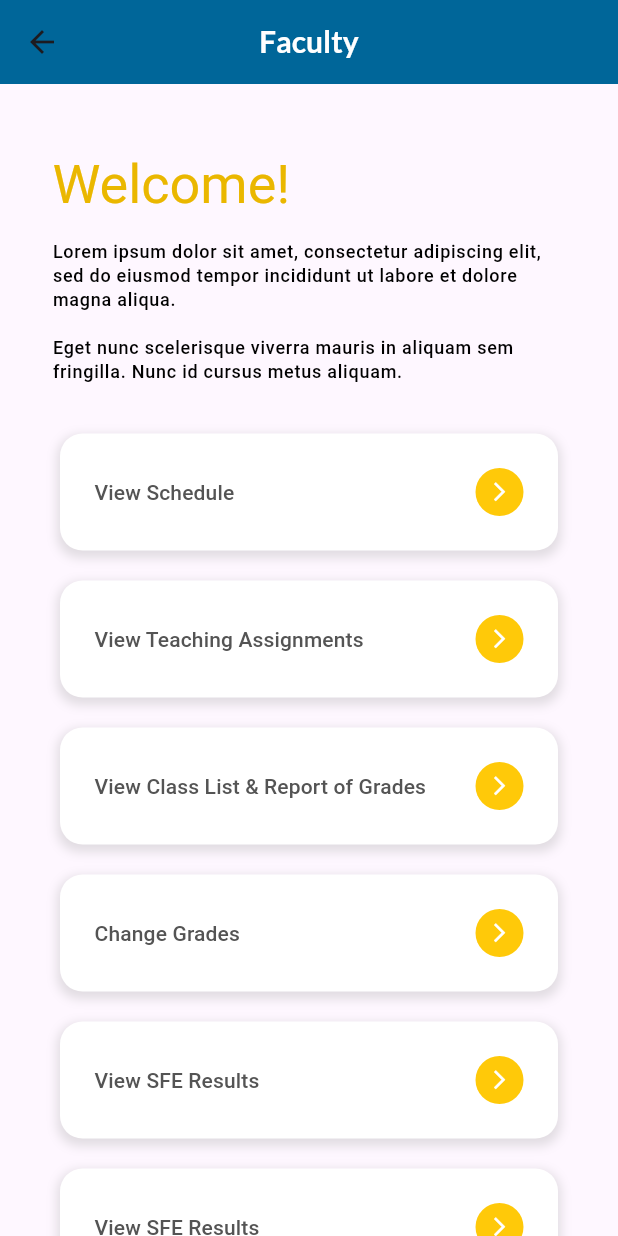
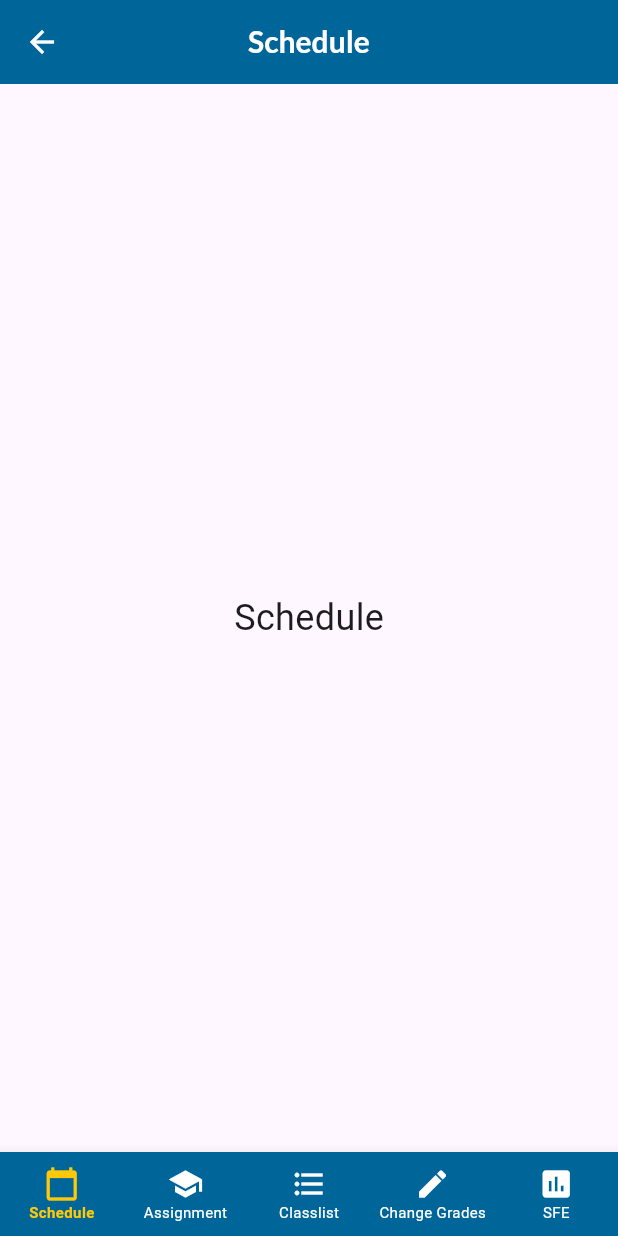
Before and after one commit to JustLiwag/plm-app-faculty-admin, a Flutter app: the OnBoardingFaculty screen opened directly, after a tap on "View Schedule", on a phone screen of 412 x 824 dp. Run offline on Flutter 3.47's test engine with Material 3 defaults, Android fonts, the phone set to English and light mode, and no system bars.

Commit message:
[refactor]

```diff
--- /dev/null
+++ b/lib/bottom_navigation.dart
@@ -0,0 +1,53 @@
+import 'package:flutter/material.dart';
+import 'package:mysample/utils/app_styles.dart';
+
+class BottomNavigation extends StatelessWidget {
+  final int currentIndex;
+  final Function(int) onTap;
+
+  BottomNavigation({required this.currentIndex, required this.onTap});
+
+  @override
+  Widget build(BuildContext context) {
+    return Theme(
+      data: Theme.of(context).copyWith(
+        canvasColor: AppTheme.baseBlue,
+      ),
+      child: BottomNavigationBar(
+        currentIndex: currentIndex,
+        selectedItemColor: AppTheme.accentGold,
+        unselectedItemColor: AppTheme.basewhite,
+        onTap: onTap,
+        type: BottomNavigationBarType.fixed, // Add this line
+        showSelectedLabels: true,
+        showUnselectedLabels: true,
+        unselectedLabelStyle:
+            const TextStyle(fontSize: 10.0, fontWeight: FontWeight.w400),
+        selectedLabelStyle:
+            const TextStyle(fontSize: 10.0, fontWeight: FontWeight.w600),
+        items: [
+          const BottomNavigationBarItem(
+            icon: Icon(Icons.calendar_today),
+            label: 'Schedule',
+          ),
+          const BottomNavigationBarItem(
+            icon: Icon(Icons.school),
+            label: 'Assignment',
+          ),
+          const BottomNavigationBarItem(
+            icon: Icon(Icons.format_list_bulleted),
+            label: 'Classlist',
+          ),
+          const BottomNavigationBarItem(
+            icon: Icon(Icons.edit),
+            label: 'Change Grades',
+          ),
+          const BottomNavigationBarItem(
+            icon: Icon(Icons.assessment),
+            label: 'SFE',
+          ),
+        ],
+      ),
+    );
+  }
+}
--- /dev/null
+++ b/lib/screens/faculty/classlist_report_of_grades/classlist_report_of_grades.dart
@@ -0,0 +1,17 @@
+import 'package:flutter/material.dart';
+import 'package:mysample/utils/app_styles.dart';
+
+class Classlist extends StatelessWidget {
+  @override
+  Widget build(BuildContext context) {
+    return Scaffold(
+      appBar: CustomAppBar(title: 'Classlist Report of Grades'),
+      body: Center(
+        child: Text(
+          'Classlist Report of Grades',
+          style: TextStyle(fontSize: 24.0),
+        ),
+      ),
+    );
+  }
+}
--- a/lib/screens/faculty/onboarding/onboarding_faculty.dart
+++ b/lib/screens/faculty/onboarding/onboarding_faculty.dart
@@ -2,7 +2,7 @@ import 'package:flutter/material.dart';
 import 'package:mysample/widgets/button.dart';
 import 'package:flutter/src/widgets/framework.dart';
 import 'package:mysample/utils/app_styles.dart';
-import 'package:mysample/widgets/layout.dart';
+import 'package:mysample/widgets/base_layout.dart';
 
 class OnBoardingFaculty extends StatefulWidget {
   const OnBoardingFaculty({super.key});
@@ -15,11 +15,7 @@ class _OnBoardingFacultyState extends State<OnBoardingFaculty> {
   @override
   Widget build(BuildContext context) {
     return Scaffold(
-      appBar: AppBar(
-        centerTitle: true,
-        title: CustomTitleHead(text: 'Faculty'),
-        backgroundColor: AppTheme.baseBlue,
-      ),
+      appBar: CustomAppBar(title: 'Faculty'),
       body: SingleChildScrollView(
         child: Padding(
           padding: const EdgeInsets.symmetric(horizontal: 35, vertical: 30),
@@ -44,35 +40,75 @@ class _OnBoardingFacultyState extends State<OnBoardingFaculty> {
               ButtonText(
                 text: Text('View Schedule'),
                 icon: Icons.arrow_forward_ios,
-                onPressed: () {},
+                onPressed: () {
+                  Navigator.push(
+                    context,
+                    MaterialPageRoute(
+                        builder: (context) => BaseLayoutPage(
+                            initialIndex:
+                                0)), // Replace 0 with the index of the 'View Schedule' tab
+                  );
+                },
               ),
               ButtonText(
                 text: Text('View Teaching Assignments'),
                 icon: Icons.arrow_forward_ios,
-                onPressed: () {},
+                onPressed: () {
+                  Navigator.push(
+                    context,
+                    MaterialPageRoute(
+                        builder: (context) => BaseLayoutPage(
+                            initialIndex:
+                                1)), // Replace 0 with the index of the 'View Schedule' tab
+                  );
+                },
               ),
               ButtonText(
                 text: Text('View Class List & Report of Grades'),
                 icon: Icons.arrow_forward_ios,
-                onPressed: () {},
+                onPressed: () {
+                  Navigator.push(
+                    context,
+                    MaterialPageRoute(
+                        builder: (context) => BaseLayoutPage(
+                            initialIndex:
+                                2)), // Replace 0 with the index of the 'View Schedule' tab
+                  );
+                },
               ),
               ButtonText(
                 text: Text('Change Grades'),
                 icon: Icons.arrow_forward_ios,
-                onPressed: () {},
+                onPressed: () {
+                  Navigator.push(
+                    context,
+                    MaterialPageRoute(
+                        builder: (context) => BaseLayoutPage(
+                            initialIndex:
+                                3)), // Replace 0 with the index of the 'View Schedule' tab
+                  );
+                },
               ),
               ButtonText(
                 text: Text('View SFE Results'),
                 icon: Icons.arrow_forward_ios,
-                onPressed: () {},
+                onPressed: () {
+                  Navigator.push(
+                    context,
+                    MaterialPageRoute(
+                        builder: (context) => BaseLayoutPage(
+                            initialIndex:
+                                4)), // Replace 0 with the index of the 'View Schedule' tab
+                  );
+                },
               ),
               ButtonText(
-                text: Text('View SFE Results'),
+                text: Text('Test btn'),
                 icon: Icons.arrow_forward_ios,
                 onPressed: () {},
               ),
               ButtonText(
-                text: Text('View SFE Results'),
+                text: Text('Test btn'),
                 icon: Icons.arrow_forward_ios,
                 onPressed: () {},
               ),
--- /dev/null
+++ b/lib/screens/faculty/schedule/schedule.dart
@@ -0,0 +1,17 @@
+import 'package:flutter/material.dart';
+import 'package:mysample/utils/app_styles.dart';
+
+class Schedule extends StatelessWidget {
+  @override
+  Widget build(BuildContext context) {
+    return Scaffold(
+      appBar: CustomAppBar(title: 'Schedule'),
+      body: Center(
+        child: Text(
+          'Schedule',
+          style: TextStyle(fontSize: 24.0),
+        ),
+      ),
+    );
+  }
+}
--- a/lib/utils/app_styles.dart
+++ b/lib/utils/app_styles.dart
@@ -25,23 +25,33 @@ const background = Colors.white;
 // surface: Colors.white,
 // onSurface: Colors.grey.shade800
 
-class CustomTitleHead extends StatelessWidget {
-  final String text;
+class CustomAppBar extends StatelessWidget implements PreferredSizeWidget {
+  final String title;
 
-  CustomTitleHead({required this.text});
+  CustomAppBar({required this.title});
 
   @override
   Widget build(BuildContext context) {
-    return Text(
-      text,
-      style: TextStyle(
-        fontFamily: 'Lato',
-        fontSize: 20,
-        fontWeight: FontWeight.w700,
-        color: AppTheme.basewhite,
+    return AppBar(
+      title: Text(
+        title,
+        style: TextStyle(
+          fontFamily: 'Lato',
+          fontSize: 20,
+          fontWeight: FontWeight.w700,
+          color: AppTheme.basewhite,
+        ),
       ),
+      centerTitle: true,
+      elevation: 0, // Removes the shadow under the AppBar
+      iconTheme: IconThemeData(color: AppTheme.basewhite),
+      backgroundColor: AppTheme.baseBlue, // Makes the AppBar transparent
     );
   }
+
+  @override
+  Size get preferredSize => Size.fromHeight(
+      kToolbarHeight); // Sets the height of the AppBar to the standard height
 }
 
 class CustomSubText extends StatelessWidget {
--- /dev/null
+++ b/lib/widgets/base_layout.dart
@@ -0,0 +1,51 @@
+import 'package:flutter/material.dart';
+import '../screens/faculty/change_grades/change_grades.dart';
+import '../screens/faculty/classlist_report_of_grades/classlist_report_of_grades.dart';
+import '../screens/faculty/sfe_results/sfe_results.dart';
+import '../screens/faculty/schedule/schedule.dart';
+import '../screens/faculty/teaching_assignments/teaching_assignment.dart';
+import 'package:flutter/src/widgets/framework.dart';
+import 'package:mysample/utils/app_styles.dart';
+import '../bottom_navigation.dart';
+
+class BaseLayoutPage extends StatefulWidget {
+  final int initialIndex;
+  const BaseLayoutPage({super.key, this.initialIndex = 0});
+
+  @override
+  State<BaseLayoutPage> createState() => _BaseLayoutPageState();
+}
+
+class _BaseLayoutPageState extends State<BaseLayoutPage> {
+  int _selectedIndex = 0;
+  final List<Widget> _pages = [
+    Schedule(),
+    TeachingAssignment(),
+    Classlist(),
+    ChangeGrades(),
+    SFEResults(),
+  ];
+
+  @override
+  void initState() {
+    super.initState();
+    _selectedIndex = widget.initialIndex;
+  }
+
+  void _onItemTapped(int index) {
+    setState(() {
+      _selectedIndex = index;
+    });
+  }
+
+  @override
+  Widget build(BuildContext context) {
+    return Scaffold(
+      body: _pages[_selectedIndex],
+      bottomNavigationBar: BottomNavigation(
+        currentIndex: _selectedIndex,
+        onTap: _onItemTapped,
+      ),
+    );
+  }
+}
--- a/lib/widgets/layout.dart
+++ /dev/null
@@ -1,44 +0,0 @@
-import 'package:flutter/material.dart';
-
-class NavigationBarApp extends StatefulWidget {
-  const NavigationBarApp({super.key});
-
-  @override
-  State<NavigationBarApp> createState() => _NavigationBarAppState();
-}
-
-class _NavigationBarAppState extends State<NavigationBarApp> {
-  int _currentIndex = 0;
-  List<Widget> _page = <Widget>[
-    const Text('Schedule'),
-    const Text('Teaching Assignment'),
-    const Text('Class List & Grades'),
-    const Text('Change Grades'),
-    const Text('SFE Results'),
-  ];
-
-  @override
-  Widget build(BuildContext context) {
-    return Scaffold(
-      body: Center(
-        child: _page[_currentIndex],
-      ),
-      bottomNavigationBar: BottomNavigationBar(
-        currentIndex: _currentIndex,
-        backgroundColor: Colors.black,
-        onTap: (int newIndex) {
-          setState(() {
-            _currentIndex = newIndex;
-          });
-        },
-        items: [
-          BottomNavigationBarItem(label: 'Schedule', icon: Icon(Icons.person)),
-          BottomNavigationBarItem(label: 'Schedule', icon: Icon(Icons.person)),
-          BottomNavigationBarItem(label: 'Schedule', icon: Icon(Icons.person)),
-          BottomNavigationBarItem(label: 'Schedule', icon: Icon(Icons.person)),
-          BottomNavigationBarItem(label: 'Schedule', icon: Icon(Icons.person)),
-        ],
-      ),
-    );
-  }
-}
```
Also changed, not shown: lib/main.dart (+7 -9 lines), lib/screens/faculty/change_grades/change_grades.dart (added, +17 -0 lines), lib/screens/faculty/sfe_results/sfe_results.dart (added, +17 -0 lines), lib/screens/faculty/teaching_assignments/teaching_assignment.dart (added, +17 -0 lines).
